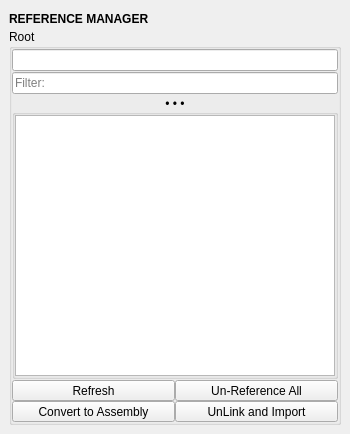
m3trik/mayatk, file mayatk/env_utils/reference_manager.ui: the form before one commit.
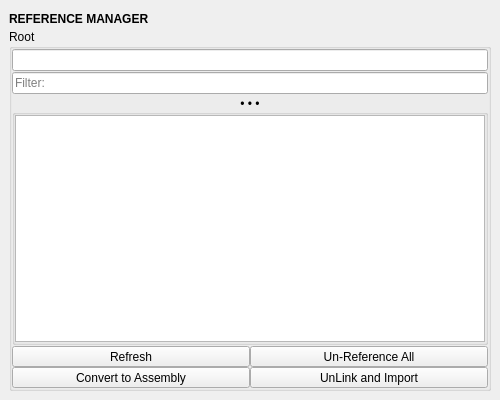
The form after the commit. Custom widgets are drawn as their Qt base class.

What changed in the file:
```diff
--- a/mayatk/env_utils/reference_manager.ui
+++ b/mayatk/env_utils/reference_manager.ui
@@ -5,14 +5,6 @@
   <property name="enabled">
    <bool>true</bool>
   </property>
-  <property name="geometry">
-   <rect>
-    <x>0</x>
-    <y>0</y>
-    <width>350</width>
-    <height>434</height>
-   </rect>
-  </property>
   <property name="tabShape">
    <enum>QTabWidget::Triangular</enum>
   </property>
@@ -25,8 +17,8 @@
   <widget class="QWidget" name="central_widget">
    <property name="minimumSize">
     <size>
-     <width>200</width>
-     <height>130</height>
+     <width>500</width>
+     <height>400</height>
     </size>
    </property>
    <layout class="QVBoxLayout" name="verticalLayout_2">
```
